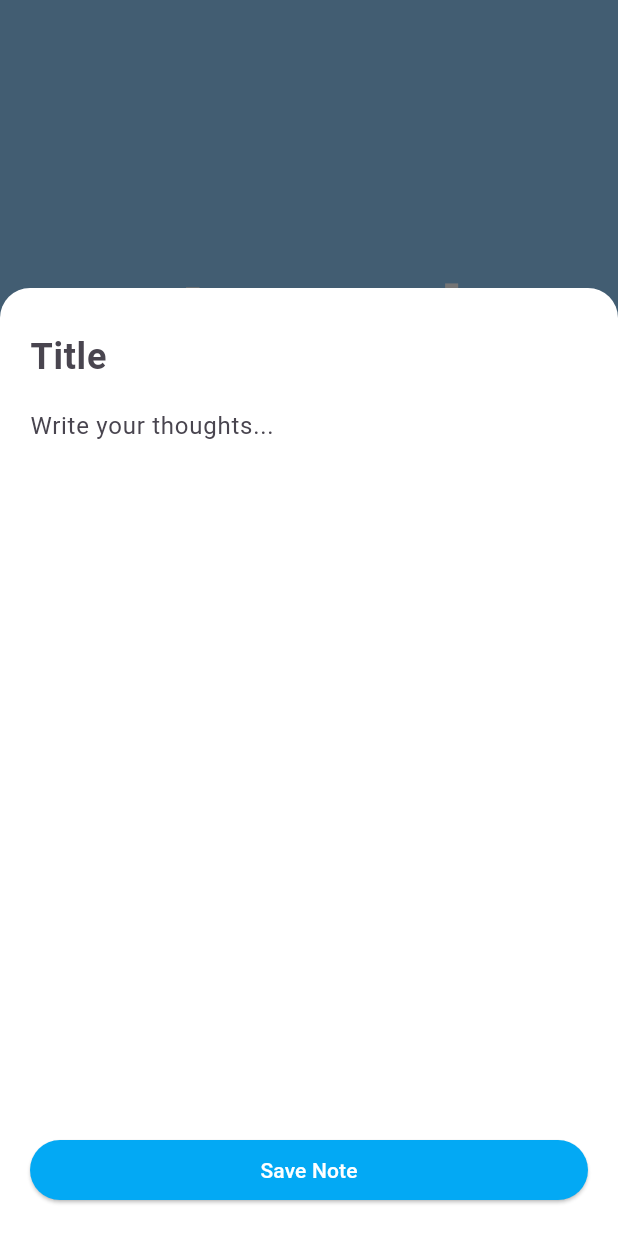
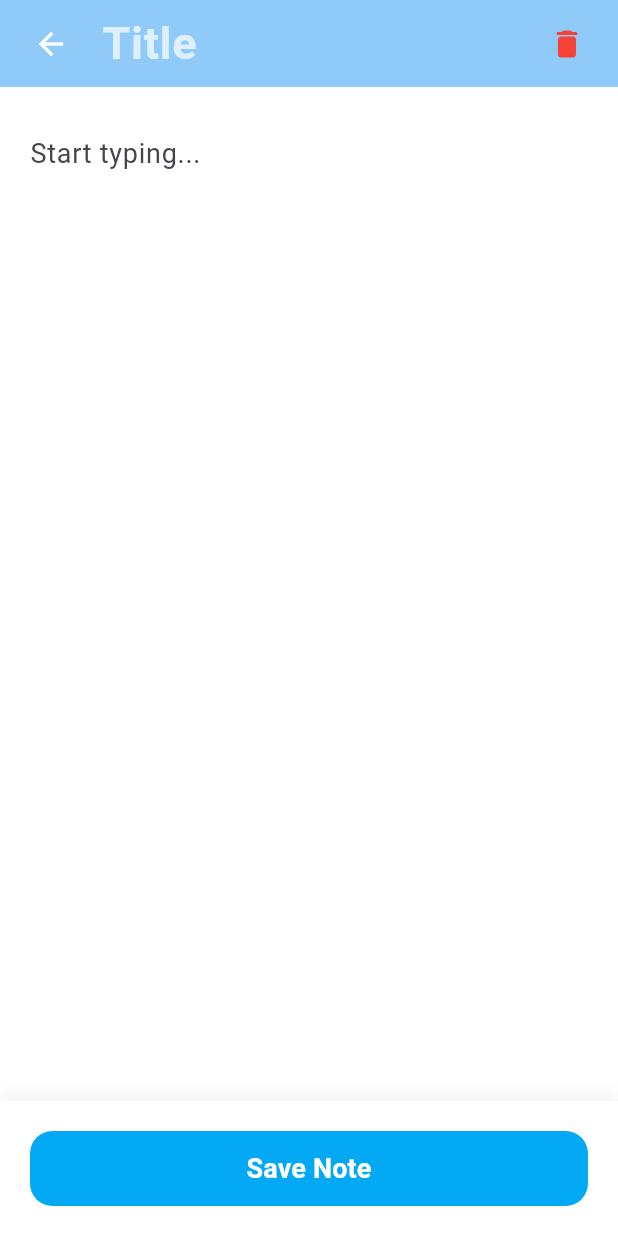
Before and after one commit to giopato02/NullState_App, a Flutter app: the screen it shows after launch, item 2 of the bottom bar chosen, after a tap on the "add" icon, on a phone screen of 412 x 824 dp. Run offline on Flutter 3.47's test engine with Material 3 defaults, Android fonts, the phone set to English and light mode, and no system bars; our stand-ins replace hive, hive_flutter; accounts and stored records are empty.

Commit message:
Added note_editor_page and modified the looks of adding a note. also updated Note deletion and fixed bugs relating to that issue

```diff
--- a/lib/pages/journal_page.dart
+++ b/lib/pages/journal_page.dart
@@ -1,6 +1,7 @@
 import 'package:flutter/material.dart';
 import 'package:nullstate/models/note.dart';
-import 'package:hive_flutter/hive_flutter.dart'; //hive
+import 'package:hive_flutter/hive_flutter.dart';
+import 'package:nullstate/pages/note_editor_page.dart';
 
 class JournalPage extends StatefulWidget {
   const JournalPage({super.key});
@@ -13,115 +14,35 @@ class _JournalPageState extends State<JournalPage> {
 
   final _myBox = Hive.box<Note>('notes_box');
 
-  List<Note> notes = [
-    Note(
-      id: '1',
-      title: 'Project Ideas',
-      content: 'Build a focus app using Flutter...',
-      date: DateTime.now(),
-    ),
-  ];
-
-  // Function to Add a Note
-  void _addNewNote(String title, String content) {
+  // Function to Create a BLANK note and open the editor
+  void _createNewNote() {
     final newNote = Note(
       id: DateTime.now().toString(),
-      title: title,
-      content: content,
+      title: '', // Start empty
+      content: '', // Start empty
       date: DateTime.now(),
     );
 
-    //saves directly to database
+    // Add it to Hive
     _myBox.add(newNote);
 
+    // Open the note-editor-page immediately
+    Navigator.push(
+      context,
+      MaterialPageRoute(
+        builder: (context) => NoteEditorPage(note: newNote),
+      ),
+    );
   }
 
-    // Function to Delete a Note
+  // Function to Delete a Note (For the long-press on card)
+  //Soon to be changed to Selection
   void _deleteNote(Note note) {
     note.delete();
   }
 
-  // The small sheet that pops up to type
-  void _showNoteInput() {
-    String title = '';
-    String content = '';
-
-    showModalBottomSheet(
-      context: context,
-      isScrollControlled: true, // Lets it go full height
-      backgroundColor: Colors.white,
-      shape: const RoundedRectangleBorder(
-        borderRadius: BorderRadius.vertical(top: Radius.circular(20)),
-      ),
-      builder: (context) {
-        return Padding(
-          // Pushes the sheet up when keyboard opens
-          padding: EdgeInsets.only(
-            bottom: MediaQuery.of(context).viewInsets.bottom,
-            left: 20,
-            right: 20,
-            top: 20,
-          ),
-          child: Column(
-            mainAxisSize: MainAxisSize.min, // Wrap content
-            children: [
-              // Title Input
-              TextField(
-                decoration: const InputDecoration(
-                  hintText: "Title",
-                  border: InputBorder.none,
-                  hintStyle: TextStyle(
-                    fontSize: 24,
-                    fontWeight: FontWeight.bold,
-                  ),
-                ),
-                style: const TextStyle(
-                  fontSize: 24,
-                  fontWeight: FontWeight.bold,
-                ),
-                onChanged: (val) => title = val,
-              ),
-
-              // Content Input
-              TextField(
-                decoration: const InputDecoration(
-                  hintText: "Write your thoughts...",
-                  border: InputBorder.none,
-                ),
-                maxLines: 19, // box size
-                onChanged: (val) => content = val,
-              ),
-
-              const SizedBox(height: 20),
-
-              // Save Button
-              SizedBox(
-                width: double.infinity,
-                child: ElevatedButton(
-                  style: ElevatedButton.styleFrom(
-                    backgroundColor: Colors.lightBlue,
-                    foregroundColor: Colors.white,
-                  ),
-                  onPressed: () {
-                    if (title.isNotEmpty || content.isNotEmpty) {
-                      _addNewNote(title, content);
-                      Navigator.pop(context); // Close the sheet
-                    }
-                  },
-                  child: const Text("Save Note"),
-                ),
-              ),
-              const SizedBox(height: 20),
-            ],
-          ),
-        );
-      },
-    );
-  }
-
   @override
   Widget build(BuildContext context) {
-    // Get the screen height so we can calculate positions dynamically
     final double screenHeight = MediaQuery.of(context).size.height;
 
     return Scaffold(
@@ -131,7 +52,7 @@ class _JournalPageState extends State<JournalPage> {
       floatingActionButton: Padding(
         padding: const EdgeInsets.only(bottom: 115.0),
         child: FloatingActionButton(
-          onPressed: _showNoteInput,
+          onPressed: _createNewNote, // Calls the new logic
           backgroundColor: Colors.green,
           foregroundColor: Colors.white,
           child: const Icon(Icons.add),
@@ -141,15 +62,13 @@ class _JournalPageState extends State<JournalPage> {
       // The Grid of Notes
       body: SingleChildScrollView(
         child: Padding(
-          padding: const EdgeInsets.symmetric(horizontal: 20.0), // Side margins
+          padding: const EdgeInsets.symmetric(horizontal: 20.0),
           child: Column(
-            crossAxisAlignment:
-                CrossAxisAlignment.start, // Aligns text to the left
+            crossAxisAlignment: CrossAxisAlignment.start,
             children: [
               SizedBox(height: screenHeight * 0.15),
 
-              const SizedBox(height: 60), // Top spacing (Status bar area)
-              // The Title
+              const SizedBox(height: 60),
               Center(
                 child: const Text(
                   "Journal",
@@ -157,14 +76,13 @@ class _JournalPageState extends State<JournalPage> {
                     fontSize: 60,
                     fontWeight: FontWeight.bold,
                     color: Colors.white,
-                    height: 1.0, // Tighter line height
+                    height: 1.0,
                   ),
                 ),
               ),
 
               const SizedBox(height: 10),
 
-              // Description
               Text(
                 "Clear your mind. Dump your thoughts here to stay focused and productive.",
                 style: TextStyle(
@@ -184,12 +102,9 @@ class _JournalPageState extends State<JournalPage> {
                   notes.sort((a, b) => b.date.compareTo(a.date));
 
                   return GridView.builder(
-                padding: EdgeInsets.zero, // Remove default top padding
-                shrinkWrap:
-                    true, // Critical: Calculates height based on content
-                physics:
-                    // Disables internal scrolling
-                    const NeverScrollableScrollPhysics(),
+                    padding: EdgeInsets.zero,
+                    shrinkWrap: true,
+                    physics: const NeverScrollableScrollPhysics(),
                     itemCount: notes.length,
                     gridDelegate: const SliverGridDelegateWithFixedCrossAxisCount(
                       crossAxisCount: 2,
@@ -198,12 +113,11 @@ class _JournalPageState extends State<JournalPage> {
                       childAspectRatio: 0.85,
                     ),
                     itemBuilder: (context, index) {
-                  return _buildNoteCard(notes[index]); // use Note object
+                      return _buildNoteCard(notes[index]);
                     },
                   );
                 },
               ),
-              // Bottom spacing so add icon doesn't cover last note
               const SizedBox(height: 80),
             ],
           ),
@@ -212,21 +126,22 @@ class _JournalPageState extends State<JournalPage> {
     );
   }
 
-  // Helper Widget for individual Note Cards
   Widget _buildNoteCard(Note note) {
     return Material(
-      color: Colors.white.withValues(alpha: 0.9), // Color moves here
-      borderRadius: BorderRadius.circular(20), // Shape moves here
-      elevation: 5, // adds shadow
+      color: Colors.white.withValues(alpha: 0.9),
+      borderRadius: BorderRadius.circular(20),
+      elevation: 5,
       child: InkWell(
-        borderRadius: BorderRadius.circular(
-          20,
-        ), // Clips the splash to the corners
+        borderRadius: BorderRadius.circular(20),
         onTap: () {
-          debugPrint("Open ${note.title}");
+          Navigator.push(
+            context,
+            MaterialPageRoute(
+              builder: (context) => NoteEditorPage(note: note),
+            ),
+          );
         },
         onLongPress: () {
-          // use this later for deleting or for selecting
           showDialog(
             context: context,
             builder: (context) => AlertDialog(
@@ -236,7 +151,7 @@ class _JournalPageState extends State<JournalPage> {
                 TextButton(onPressed: () => Navigator.pop(context), child: const Text("Cancel")),
                 TextButton(
                   onPressed: () {
-                    _deleteNote(note); // Call our delete helper
+                    _deleteNote(note);
                     Navigator.pop(context);
                   },
                   child: const Text("Delete", style: TextStyle(color: Colors.red))
@@ -247,16 +162,14 @@ class _JournalPageState extends State<JournalPage> {
         },
         child: Container(
           padding: const EdgeInsets.all(16),
-          decoration: const BoxDecoration(
-            // remove color and borderRadius from here
-          ),
+          decoration: const BoxDecoration(),
           child: Column(
             crossAxisAlignment: CrossAxisAlignment.start,
             children: [
               Text(
-                note.title.isNotEmpty //default
+                note.title.isNotEmpty
                     ? note.title
-                    : "Untitled", // fallback if title is empty
+                    : "Untitled",
                 style: const TextStyle(
                   fontSize: 18,
                   fontWeight: FontWeight.bold,
@@ -266,7 +179,6 @@ class _JournalPageState extends State<JournalPage> {
               ),
               const SizedBox(height: 8),
               Text(
-                // 05/01/2026 format
                 "${note.date.day.toString().padLeft(2, '0')}/${note.date.month.toString().padLeft(2, '0')}/${note.date.year}",
                 style: TextStyle(fontSize: 12, color: Colors.grey[600]),
               ),
--- /dev/null
+++ b/lib/pages/note_editor_page.dart
@@ -0,0 +1,195 @@
+import 'package:flutter/material.dart';
+import 'package:nullstate/models/note.dart';
+
+class NoteEditorPage extends StatefulWidget {
+  final Note note;
+
+  const NoteEditorPage({super.key, required this.note});
+
+  @override
+  State<NoteEditorPage> createState() => _NoteEditorPageState();
+}
+
+class _NoteEditorPageState extends State<NoteEditorPage> {
+  late TextEditingController _titleController;
+  late TextEditingController _contentController;
+
+  @override
+  void initState() {
+    super.initState();
+    _titleController = TextEditingController(text: widget.note.title);
+    _contentController = TextEditingController(text: widget.note.content);
+  }
+
+  @override
+  void dispose() {
+    // Cleanup empty notes
+    if (widget.note.isInBox && widget.note.title.isEmpty && widget.note.content.isEmpty) {
+      widget.note.delete();
+    }
+
+    _titleController.dispose();
+    _contentController.dispose();
+    super.dispose();
+  }
+
+  void _saveNote() {
+    widget.note.title = _titleController.text;
+    widget.note.content = _contentController.text;
+    widget.note.date = DateTime.now();
+    widget.note.save();
+  }
+
+  // Are you sure?
+  void _confirmDelete() {
+    showDialog(
+      context: context,
+      builder: (context) => AlertDialog(
+        title: const Text("Delete Note?"),
+        content: const Text("This cannot be undone."),
+        actions: [
+          TextButton(
+            onPressed: () => Navigator.pop(context),
+            child: const Text("Cancel"),
+          ),
+          TextButton(
+            onPressed: () {
+              widget.note.delete();
+              Navigator.pop(context); // Close Dialog
+              Navigator.pop(context); // Close Editor Page
+            },
+            child: const Text("Delete", style: TextStyle(color: Colors.red)),
+          ),
+        ],
+      ),
+    );
+  }
+
+  @override
+  Widget build(BuildContext context) {
+    return Scaffold(
+      backgroundColor: Colors.white,
+      // use a Column to split the screen into: Header (Blue) -> Body (White) -> Footer (Button)
+      body: Column(
+        children: [
+          // title section
+          Container(
+            width: double.infinity,
+            color: Colors.blue[200],
+            // Add vertical padding to give it some breathing room
+            padding: const EdgeInsets.symmetric(vertical: 5, horizontal: 10),
+            child: SafeArea(
+              child: Row(
+                crossAxisAlignment: CrossAxisAlignment.center, // Vertically center items
+                children: [
+                  // Back Button
+                  IconButton(
+                    onPressed: () => Navigator.pop(context),
+                    icon: const Icon(Icons.arrow_back, color: Colors.white),
+                    // Remove default padding to bring it closer to edge if needed
+                    padding: EdgeInsets.zero,
+                    constraints: const BoxConstraints(),
+                  ),
+
+                  const SizedBox(width: 10), // Small gap between arrow and title
+
+                  // Title Input
+                  Expanded(
+                    child: TextField(
+                      controller: _titleController,
+                      onChanged: (val) => _saveNote(),
+                      style: const TextStyle(
+                        fontSize: 30,
+                        fontWeight: FontWeight.bold,
+                        color: Colors.white,
+                      ),
+                      cursorColor: Colors.white,
+                      decoration: const InputDecoration(
+                        hintText: "Title",
+                        hintStyle: TextStyle(color: Colors.white70),
+                        border: InputBorder.none,
+                        isDense: true, // Reduces vertical height of text field
+                        contentPadding: EdgeInsets.zero, // Aligns text perfectly with icons
+                      ),
+                      maxLines: 1, // Keeps it on one line (cleaner for headers)
+                    ),
+                  ),
+
+                  // Delete Button
+                  IconButton(
+                    onPressed: _confirmDelete,
+                    icon: const Icon(Icons.delete_rounded, color: Colors.red),
+                    padding: EdgeInsets.zero,
+                    constraints: const BoxConstraints(),
+                  ),
+                ],
+              ),
+            ),
+          ),
+
+          // content body
+          Expanded(
+            child: Container(
+              color: Colors.white,
+              padding: const EdgeInsets.all(20),
+              child: SingleChildScrollView(
+                child: TextField(
+                  controller: _contentController,
+                  onChanged: (val) => _saveNote(),
+                  style: const TextStyle(
+                    fontSize: 18,
+                    height: 1.5,
+                    color: Colors.black87,
+                  ),
+                  decoration: const InputDecoration(
+                    hintText: "Start typing...",
+                    border: InputBorder.none,
+                  ),
+                  maxLines: null, // Grows infinitely
+                  keyboardType: TextInputType.multiline,
+                ),
+              ),
+            ),
+          ),
+
+          // save button (Footer)
+          Container(
+            padding: const EdgeInsets.all(20),
+            decoration: BoxDecoration(
+              color: Colors.white,
+              boxShadow: [
+                BoxShadow(
+                  color: Colors.black.withValues(alpha: 0.05),
+                  offset: const Offset(0, -5),
+                  blurRadius: 10,
+                ),
+              ],
+            ),
+            child: SizedBox(
+              width: double.infinity,
+              height: 50, // Taller button
+              child: ElevatedButton(
+                style: ElevatedButton.styleFrom(
+                  backgroundColor: Colors.lightBlue,
+                  foregroundColor: Colors.white,
+                  shape: RoundedRectangleBorder(
+                    borderRadius: BorderRadius.circular(15),
+                  ),
+                  elevation: 0,
+                ),
+                onPressed: () {
+                  // Since we Auto-Save, this button just closes the page
+                  Navigator.pop(context);
+                },
+                child: const Text(
+                  "Save Note",
+                  style: TextStyle(fontSize: 18, fontWeight: FontWeight.bold),
+                ),
+              ),
+            ),
+          ),
+        ],
+      ),
+    );
+  }
+}
```
Also changed, not shown: 1 other file. Lines whose indentation alone changed are shown as unchanged.
